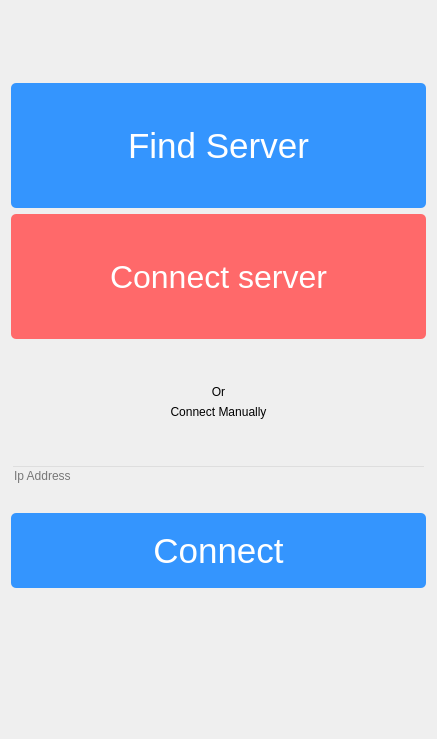
First picture: the form in widget/serverConnection/serverconnection.ui, repository Anmol-A-jain/Dyner-order-client, before the edit.
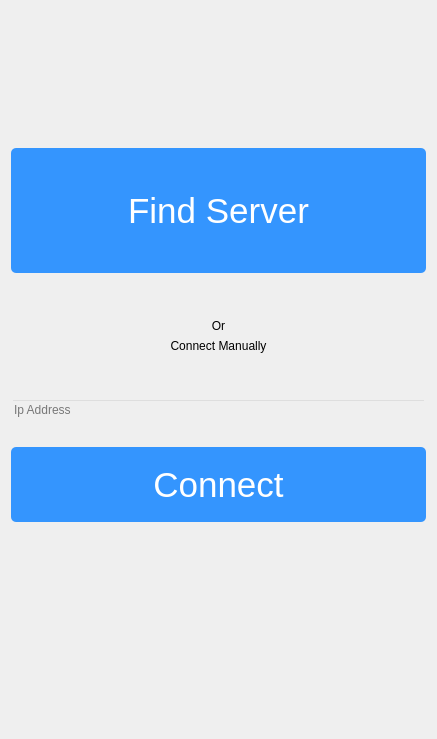
Second picture: the form after the edit.

Commit message: Added auto connect feature in login

Diff of the .ui file:
```diff
--- a/widget/serverConnection/serverconnection.ui
+++ b/widget/serverConnection/serverconnection.ui
@@ -57,29 +57,6 @@
      </item>
     </layout>
    </item>
-   <item>
-    <widget class="QPushButton" name="btnLogin">
-     <property name="minimumSize">
-      <size>
-       <width>0</width>
-       <height>125</height>
-      </size>
-     </property>
-     <property name="font">
-      <font>
-       <pointsize>24</pointsize>
-      </font>
-     </property>
-     <property name="styleSheet">
-      <string notr="true">background-color: #ff696a;
-color: white;
-border-radius:5px;</string>
-     </property>
-     <property name="text">
-      <string>Connect server</string>
-     </property>
-    </widget>
-   </item>
    <item>
     <spacer name="verticalSpacer_3">
      <property name="orientation">
```
Left out of the diff: 1 changed line with no effect on the pictures. The commit also changes 6 other files.
